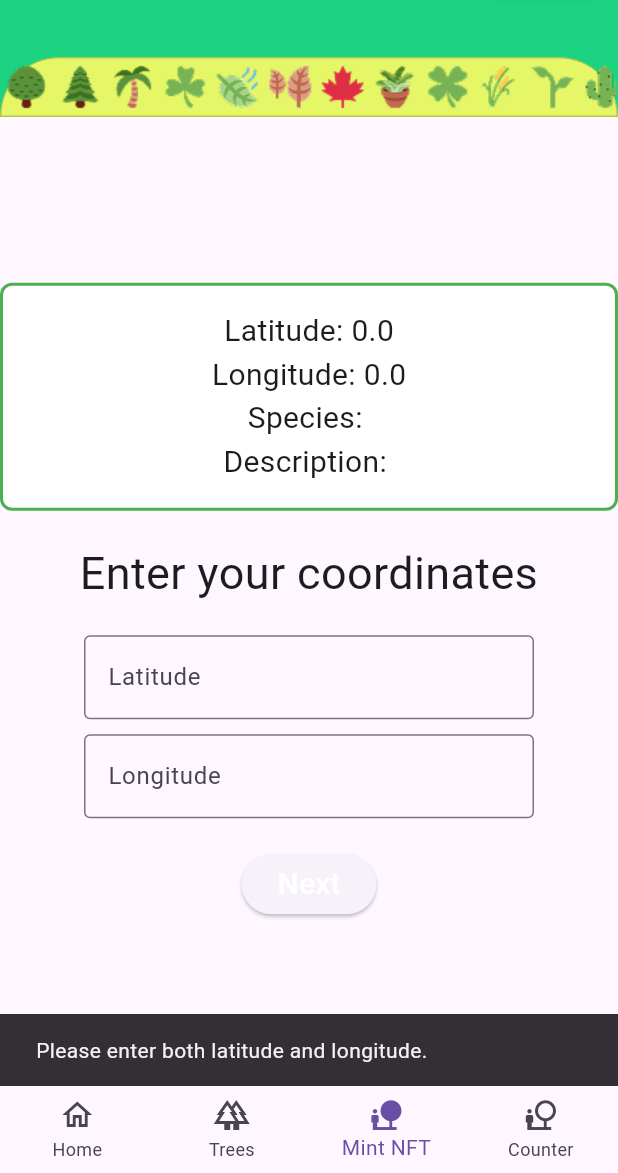
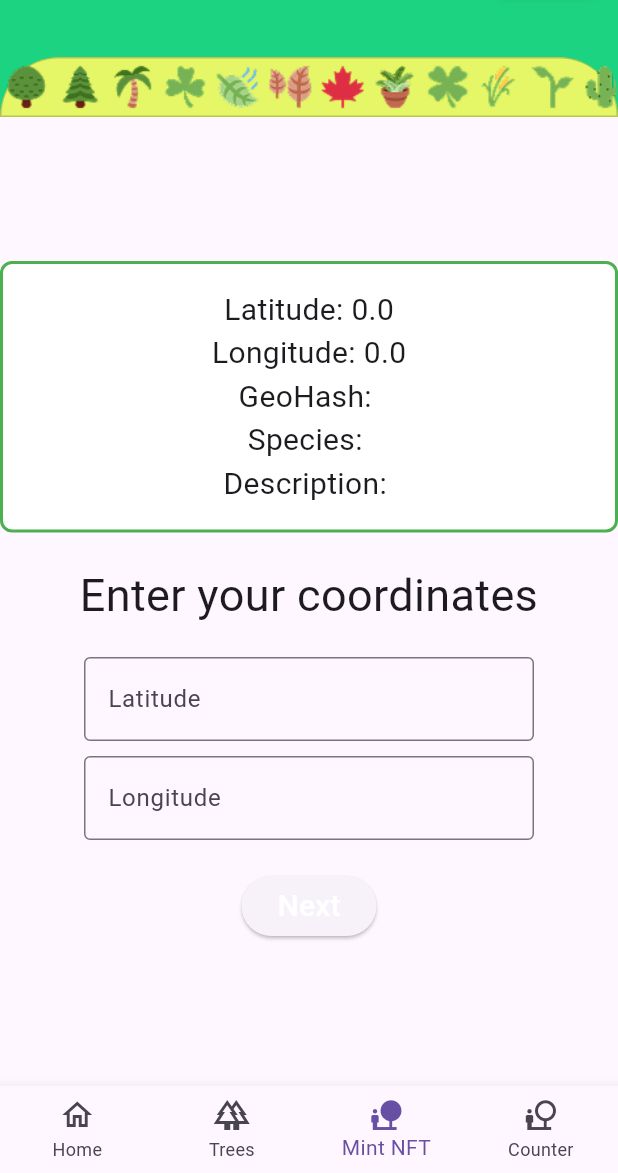
Before and after one commit to StabilityNexus/Treee, a Flutter app: the screen it shows after launch, item 3 of the bottom bar chosen, after a tap on "Next", on a phone screen of 412 x 824 dp, the part 63-1236 px from its top. Run offline on Flutter 3.47's test engine with Material 3 defaults, Android fonts, the phone set to English and light mode, and no system bars; our stand-ins replace flutter_dotenv, go_router, image_picker, logger, shared_preferences; missing offline and left inert: dart_geohash, walletconnect_flutter_v2; Roboto replaces fonts that are missing (Poppins).

Commit message:
add: geohash functionality

```diff
--- a/lib/pages/mint_nft/mint_nft_coordinates.dart
+++ b/lib/pages/mint_nft/mint_nft_coordinates.dart
@@ -5,6 +5,7 @@ import 'package:tree_planting_protocol/providers/mint_nft_provider.dart';
 import 'package:tree_planting_protocol/utils/constants/route_constants.dart';
 import 'package:tree_planting_protocol/widgets/basic_scaffold.dart';
 import 'package:tree_planting_protocol/widgets/tree_NFT_view_widget.dart';
+import 'package:dart_geohash/dart_geohash.dart';
 
 class MintNftCoordinatesPage extends StatefulWidget {
   const MintNftCoordinatesPage({super.key});
@@ -16,10 +17,16 @@ class MintNftCoordinatesPage extends StatefulWidget {
 class _MintNftCoordinatesPageState extends State<MintNftCoordinatesPage> {
   final latitudeController = TextEditingController();
   final longitudeController = TextEditingController();
+  var geoHasher = GeoHasher();
 
   void submitCoordinates() {
     final latitude = latitudeController.text;
     final longitude = longitudeController.text;
+    final geohash = geoHasher.encode(
+      double.parse(latitude),
+      double.parse(longitude),
+      precision: 12,
+    );
 
     if (latitude.isEmpty || longitude.isEmpty) {
       ScaffoldMessenger.of(context).showSnackBar(
@@ -32,6 +39,9 @@ class _MintNftCoordinatesPageState extends State<MintNftCoordinatesPage> {
         .setLatitude(double.parse(latitude));
     Provider.of<MintNftProvider>(context, listen: false)
         .setLongitude(double.parse(longitude));
+    Provider.of<MintNftProvider>(context, listen: false)
+        .setGeoHash(geohash);
+
     latitudeController.clear();
     longitudeController.clear();
 
--- a/lib/widgets/tree_NFT_view_widget.dart
+++ b/lib/widgets/tree_NFT_view_widget.dart
@@ -39,6 +39,10 @@ class _NewNFTWidgetState extends State<NewNFTWidget> {
                 style: const TextStyle(fontSize: 20),
               ),
               Text(
+                'GeoHash: ${(Provider.of<MintNftProvider>(ctx, listen: true).getGeoHash())}',
+                style: const TextStyle(fontSize: 20),
+              ),
+              Text(
                 'Species: ${Provider.of<MintNftProvider>(ctx, listen: true).getSpecies()}',
                 style: const TextStyle(fontSize: 20),
               ),
--- a/pubspec.yaml
+++ b/pubspec.yaml
@@ -45,6 +45,8 @@ dependencies:
   flutter_dotenv: ^5.1.0
   image_picker: ^1.0.4
   logger: ^2.0.2+1
+  dart_geohash: ^2.1.0
+
 
 dev_dependencies:
   flutter_test:
```
Also changed, not shown: lib/pages/counter_page.dart (+0 -10 lines), lib/utils/services/counter_services.dart (deleted, +0 -288 lines), lib/utils/services/ipfs_services.dart (+0 -7 lines), pubspec.lock.
